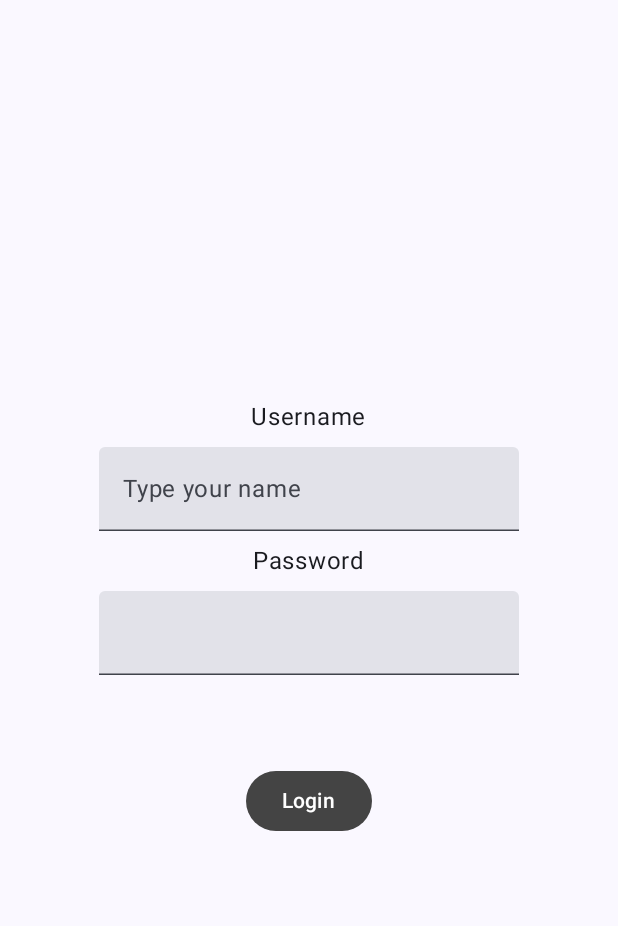
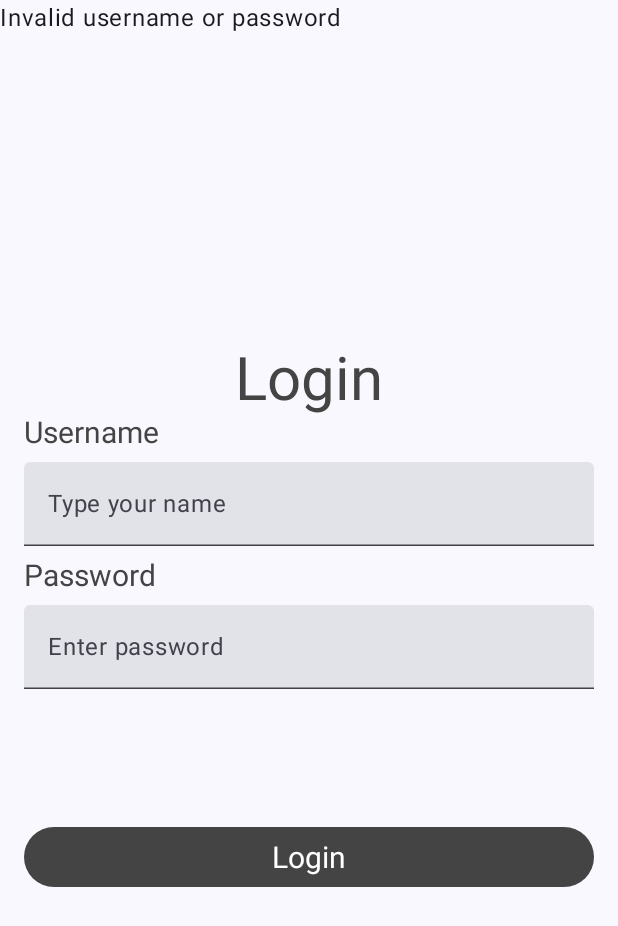
Before and after one commit to ashiquemhd63/sampleComposeApp, an Android app built with Jetpack Compose: the screen it shows after launch (MainActivity), on a phone screen of 412 x 824 dp. Shown: the top 926 px of the screen. Run offline under Robolectric (Android 15) with nearby library versions, the phone set to English and light mode, and no system bars; our stand-ins replace livedata-compose.

Commit message:
viewModel

```diff
--- a/app/build.gradle
+++ b/app/build.gradle
@@ -56,6 +56,7 @@ dependencies {
     implementation 'androidx.compose.ui:ui-graphics'
     implementation 'androidx.compose.ui:ui-tooling-preview'
     implementation 'androidx.compose.material3:material3'
+    implementation "androidx.compose.runtime:runtime-livedata:1.3.0-rc01"
     testImplementation 'junit:junit:4.13.2'
     androidTestImplementation 'androidx.test.ext:junit:1.1.3'
     androidTestImplementation 'androidx.test.espresso:espresso-core:3.4.0'
--- a/app/src/main/java/com/experion/myfirstapp/MainActivity.kt
+++ b/app/src/main/java/com/experion/myfirstapp/MainActivity.kt
@@ -1,47 +1,49 @@
 package com.experion.myfirstapp
 
+import android.os.Build
 import android.os.Bundle
 import androidx.activity.ComponentActivity
 import androidx.activity.compose.setContent
+import androidx.annotation.RequiresApi
 import androidx.compose.foundation.layout.Arrangement
 import androidx.compose.foundation.layout.Column
-import androidx.compose.foundation.layout.Row
 import androidx.compose.foundation.layout.Spacer
 import androidx.compose.foundation.layout.fillMaxSize
+import androidx.compose.foundation.layout.fillMaxWidth
 import androidx.compose.foundation.layout.height
 import androidx.compose.foundation.layout.padding
-import androidx.compose.foundation.layout.width
-import androidx.compose.material.icons.Icons
+import androidx.compose.foundation.layout.size
 import androidx.compose.material3.Button
 import androidx.compose.material3.ButtonDefaults
 import androidx.compose.material3.ExperimentalMaterial3Api
 import androidx.compose.material3.Icon
 import androidx.compose.material3.IconButton
 import androidx.compose.material3.MaterialTheme
-import androidx.compose.material3.OutlinedTextField
 import androidx.compose.material3.Surface
 import androidx.compose.material3.Text
 import androidx.compose.material3.TextField
 import androidx.compose.runtime.Composable
 import androidx.compose.runtime.getValue
+import androidx.compose.runtime.livedata.observeAsState
 import androidx.compose.runtime.mutableStateOf
 import androidx.compose.runtime.remember
 import androidx.compose.runtime.setValue
-import androidx.compose.ui.Alignment
 import androidx.compose.ui.Modifier
 import androidx.compose.ui.graphics.Color
-import androidx.compose.ui.graphics.vector.ImageVector
 import androidx.compose.ui.res.painterResource
 import androidx.compose.ui.text.input.PasswordVisualTransformation
-import androidx.compose.ui.text.input.TextFieldValue
 import androidx.compose.ui.text.input.VisualTransformation
 import androidx.compose.ui.tooling.preview.Preview
 import androidx.compose.ui.unit.dp
 import com.experion.myfirstapp.ui.theme.MyFirstAppTheme
-import androidx.compose.ui.res.vectorResource
+import androidx.compose.ui.unit.sp
+import androidx.compose.ui.text.TextStyle
+import androidx.compose.ui.text.style.TextAlign
+import com.experion.myfirstapp.viewmodel.LoginViewModel
 
 
 class MainActivity : ComponentActivity() {
+    @RequiresApi(Build.VERSION_CODES.O)
     override fun onCreate(savedInstanceState: Bundle?) {
         super.onCreate(savedInstanceState)
         setContent {
@@ -55,41 +57,74 @@ class MainActivity : ComponentActivity() {
     }
 }
 
+@RequiresApi(Build.VERSION_CODES.O)
 @OptIn(ExperimentalMaterial3Api::class)
 @Composable
-fun LoginScreen( modifier: Modifier = Modifier ) {
-    var text by remember { mutableStateOf(("")) }
+fun LoginScreen( modifier: Modifier = Modifier, loginViewModel: LoginViewModel = LoginViewModel() ) {
+
+    var userNameText by remember { mutableStateOf(("")) }
     var password by remember { mutableStateOf(("")) }
     var showPassword by remember { mutableStateOf(false) }
+    val loginState by loginViewModel.loginStateLiveData.observeAsState(false)
+    Column(
+        modifier = Modifier
+            .fillMaxSize()
+            .padding(horizontal = 16.dp),
+        verticalArrangement = Arrangement.Center,
 
-    Column(
-        modifier = Modifier.fillMaxSize().padding(horizontal = 16.dp),
-        verticalArrangement = Arrangement.Center,
-        horizontalAlignment = Alignment.CenterHorizontally
     ) {
         Text(
+            text = "Login",
+            textAlign = TextAlign.Center,
+            modifier = Modifier.fillMaxWidth(),
+            style = TextStyle(
+                color = Color.DarkGray,
+                fontSize = 40.sp
+            )
+
+        )
+        Text(
             text = "Username",
-            modifier = modifier
+            modifier = modifier,
+            style = TextStyle(
+                color = Color.DarkGray,
+                fontSize = 20.sp
+            )
         )
+
         Spacer(modifier = Modifier.height(8.dp))
         TextField(
-            value = text,
+            value = userNameText,
             onValueChange = { newText ->
-                text = newText
+                userNameText = newText
             },
+            modifier = Modifier.fillMaxWidth(),
+            singleLine = true,
             placeholder = { Text(text = "Type your name")}
         )
         //spacer used to give horizontal and vertical spacing
         Spacer(modifier = Modifier.height(8.dp))
         Text(
             text = "Password",
-            modifier = modifier
+            modifier = modifier,
+            style = TextStyle(
+                color = Color.DarkGray,
+                fontSize = 20.sp
+            )
+
         )
         Spacer(modifier = Modifier.height(8.dp))
         TextField(
             value = password,
             onValueChange = { newPassword ->
                 password = newPassword
+            },
+            modifier = Modifier.fillMaxWidth(),
+            singleLine = true,
+            placeholder = {
+                Text(
+                    text = "Enter password",
+                )
             },
             visualTransformation = if (showPassword) VisualTransformation.None else PasswordVisualTransformation(),
             trailingIcon = {
@@ -101,29 +136,39 @@ fun LoginScreen( modifier: Modifier = Modifier ) {
                     ) {
                         Icon(
                             painter = if (showPassword) painterResource(id = R.drawable.visibilitoff) else painterResource(id = R.drawable.visibility),
-                            contentDescription = if (showPassword) "Hide password" else "Show password"
+                            contentDescription = if (showPassword) "Hide password" else "Show password",
+                            modifier = Modifier.size(24.dp)
                         )
                     }
                 }
             },
 
         )
-        Spacer(modifier = Modifier.height(60.dp))
+        Spacer(modifier = Modifier.height(88.dp))
         Button(onClick = {
+            loginViewModel.isValidLoginData(userNameText,password)
             //your onclick code
-        },
-            colors = ButtonDefaults.buttonColors( Color.DarkGray))
+        }, colors = ButtonDefaults.buttonColors( Color.DarkGray),
+        modifier = Modifier.fillMaxWidth()
+        )
+        {
+            Text(text = "Login",
+                color = Color.White,
+                style = TextStyle(
+                    fontSize = 20.sp
+                ))
+        }}
+    if(loginState){
+        Text(text = "Login Successfully")
+    }else{
+        Text(text = "Invalid username or password")
+    }
 
-        {
-            Text(text = "Login",color = Color.White)
-        }
-
-    }
 }
 @Preview(showBackground = true)
 @Composable
 fun GreetingPreview() {
     MyFirstAppTheme {
-        LoginScreen()
+//        LoginScreen()
     }
 }
--- a/app/src/main/java/com/experion/myfirstapp/ui/theme/Theme.kt
+++ b/app/src/main/java/com/experion/myfirstapp/ui/theme/Theme.kt
@@ -1,6 +1,7 @@
 package com.experion.myfirstapp.ui.theme
 
 import android.app.Activity
+import android.content.res.Resources.Theme
 import android.os.Build
 import androidx.compose.foundation.isSystemInDarkTheme
 import androidx.compose.material3.MaterialTheme
@@ -40,6 +41,7 @@ private val LightColorScheme = lightColorScheme(
 @Composable
 fun MyFirstAppTheme(
         darkTheme: Boolean = isSystemInDarkTheme(),
+
         // Dynamic color is available on Android 12+
         dynamicColor: Boolean = true,
         content: @Composable () -> Unit
@@ -47,10 +49,11 @@ fun MyFirstAppTheme(
     val colorScheme = when {
         dynamicColor && Build.VERSION.SDK_INT >= Build.VERSION_CODES.S -> {
             val context = LocalContext.current
-            if (darkTheme) dynamicDarkColorScheme(context) else dynamicLightColorScheme(context)
+            if (darkTheme) dynamicLightColorScheme(context) else dynamicLightColorScheme(context)
         }
 
-        darkTheme -> DarkColorScheme
+//        darkTheme -> DarkColorScheme
+        darkTheme -> LightColorScheme
         else -> LightColorScheme
     }
     val view = LocalView.current
--- /dev/null
+++ b/app/src/main/java/com/experion/myfirstapp/viewmodel/LoginViewModel.kt
@@ -0,0 +1,25 @@
+package com.experion.myfirstapp.viewmodel
+
+import androidx.lifecycle.MutableLiveData
+import androidx.lifecycle.ViewModel
+
+class LoginViewModel : ViewModel(){
+    var userLiveData = MutableLiveData<String>()
+    var passLiveData = MutableLiveData<String>()
+    var passwordValue = "Passwor@123"
+    var userName = "Admin"
+    var loginStateLiveData = MutableLiveData(false)
+    init {
+       userLiveData.value = ""
+       passLiveData.value = ""
+    }
+
+    fun isValidLoginData(userNameText: String, password: String) {
+        if(userNameText.isNotEmpty() && password.isNotEmpty()){
+            loginStateLiveData.postValue(userName == userNameText && password == passwordValue)
+
+        }
+    }
+
+
+}
--- /dev/null
+++ b/app/src/main/res/drawable/baseline_account_balance_24.xml
@@ -0,0 +1,9 @@
+<vector android:height="60dp" android:tint="#174594"
+    android:viewportHeight="24" android:viewportWidth="24"
+    android:width="60dp" xmlns:android="http://schemas.android.com/apk/res/android">
+    <path android:fillColor="@android:color/white" android:pathData="M4,10h3v7h-3z"/>
+    <path android:fillColor="@android:color/white" android:pathData="M10.5,10h3v7h-3z"/>
+    <path android:fillColor="@android:color/white" android:pathData="M2,19h20v3h-20z"/>
+    <path android:fillColor="@android:color/white" android:pathData="M17,10h3v7h-3z"/>
+    <path android:fillColor="@android:color/white" android:pathData="M12,1l-10,5l0,2l20,0l0,-2z"/>
+</vector>
```
